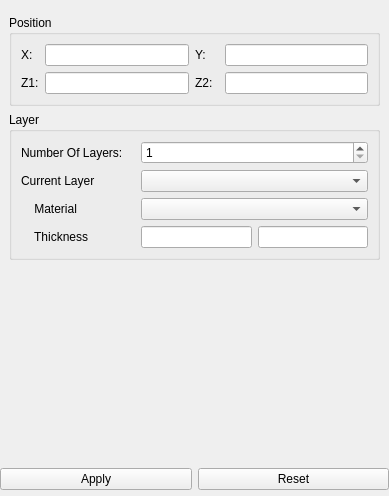
Above: Application/qInputPropertiesWidget.ui from Sprunth/RGG before the change. Below: the same form after it.
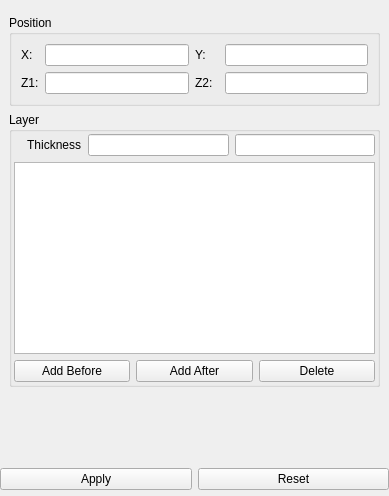
That is the form after the change. The open tabs and pages were chosen to show the change.

Commit message: add table view for duct layers

Diff of the .ui file:
```diff
--- a/Application/qInputPropertiesWidget.ui
+++ b/Application/qInputPropertiesWidget.ui
@@ -457,61 +457,18 @@
      </widget>
      <widget class="QWidget" name="pageRectDuct">
       <layout class="QGridLayout" name="gridLayout_3">
-       <item row="1" column="0">
-        <widget class="QGroupBox" name="groupBox_2">
-         <property name="title">
-          <string>Layer</string>
+       <item row="3" column="0">
+        <spacer name="verticalSpacer_6">
+         <property name="orientation">
+          <enum>Qt::Vertical</enum>
          </property>
-         <layout class="QGridLayout" name="gridLayout_2">
-          <item row="1" column="3" colspan="2">
-           <widget class="QComboBox" name="DuctLayer"/>
-          </item>
-          <item row="1" column="0">
-           <widget class="QLabel" name="label_6">
-            <property name="text">
-             <string>Current Layer</string>
-            </property>
-           </widget>
-          </item>
-          <item row="2" column="0" colspan="3">
-           <widget class="QLabel" name="label_9">
-            <property name="text">
-             <string>    Material</string>
-            </property>
-           </widget>
-          </item>
-          <item row="3" column="0">
-           <widget class="QLabel" name="label_10">
-            <property name="text">
-             <string>    Thickness</string>
-            </property>
-           </widget>
-          </item>
-          <item row="3" column="4">
-           <widget class="QLineEdit" name="DuctThick2"/>
-          </item>
-          <item row="3" column="3">
-           <widget class="QLineEdit" name="DuctThick1"/>
-          </item>
-          <item row="2" column="3" colspan="2">
-           <widget class="QComboBox" name="DuctLayerMaterial"/>
-          </item>
-          <item row="0" column="0">
-           <widget class="QLabel" name="label_5">
-            <property name="text">
-             <string>Number Of Layers:</string>
-            </property>
-           </widget>
-          </item>
-          <item row="0" column="3" colspan="2">
-           <widget class="QSpinBox" name="NumOfDuctLayers">
-            <property name="minimum">
-             <number>1</number>
-            </property>
-           </widget>
-          </item>
-         </layout>
-        </widget>
+         <property name="sizeHint" stdset="0">
+          <size>
+           <width>20</width>
+           <height>40</height>
+          </size>
+         </property>
+        </spacer>
        </item>
        <item row="0" column="0">
         <widget class="QGroupBox" name="groupBox">
@@ -562,18 +519,66 @@
          </layout>
         </widget>
        </item>
-       <item row="2" column="0">
-        <spacer name="verticalSpacer_6">
-         <property name="orientation">
-          <enum>Qt::Vertical</enum>
+       <item row="1" column="0">
+        <widget class="QGroupBox" name="groupBox_2">
+         <property name="title">
+          <string>Layer</string>
          </property>
-         <property name="sizeHint" stdset="0">
-          <size>
-           <width>20</width>
-           <height>40</height>
-          </size>
-         </property>
-        </spacer>
+         <layout class="QGridLayout" name="gridLayout_2">
+          <property name="margin">
+           <number>2</number>
+          </property>
+          <item row="0" column="0" colspan="3">
+           <layout class="QHBoxLayout" name="horizontalLayout_5">
+            <item>
+             <widget class="QLabel" name="label_10">
+              <property name="text">
+               <string>    Thickness</string>
+              </property>
+             </widget>
+            </item>
+            <item>
+             <widget class="QLineEdit" name="DuctThickX"/>
+            </item>
+            <item>
+             <widget class="QLineEdit" name="DuctThickY"/>
+            </item>
+           </layout>
+          </item>
+          <item row="2" column="0" colspan="3">
+           <widget class="QTableWidget" name="DuctLayers">
+            <property name="selectionBehavior">
+             <enum>QAbstractItemView::SelectRows</enum>
+            </property>
+           </widget>
+          </item>
+          <item row="3" column="0" colspan="3">
+           <layout class="QHBoxLayout" name="horizontalLayout_7">
+            <item>
+             <widget class="QPushButton" name="AddDuctMaterialBefore">
+              <property name="text">
+               <string>Add Before</string>
+              </property>
+             </widget>
+            </item>
+            <item>
+             <widget class="QPushButton" name="AddDuctMaterialAfter">
+              <property name="text">
+               <string>Add After</string>
+              </property>
+             </widget>
+            </item>
+            <item>
+             <widget class="QPushButton" name="DeleteDuctMaterial">
+              <property name="text">
+               <string>Delete</string>
+              </property>
+             </widget>
+            </item>
+           </layout>
+          </item>
+         </layout>
+        </widget>
        </item>
       </layout>
      </widget>
```
Left out of the diff: 25 changed lines with no effect on the pictures. The commit also changes 7 other files.
